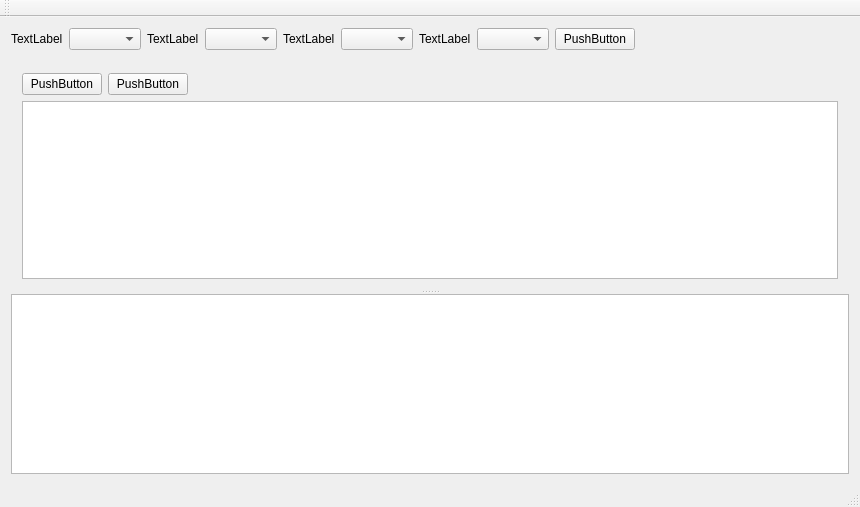
Qt form qt_dgt_graphic/mainwindow.ui (wkxboot/qt_dgt_graphic) before a commit.
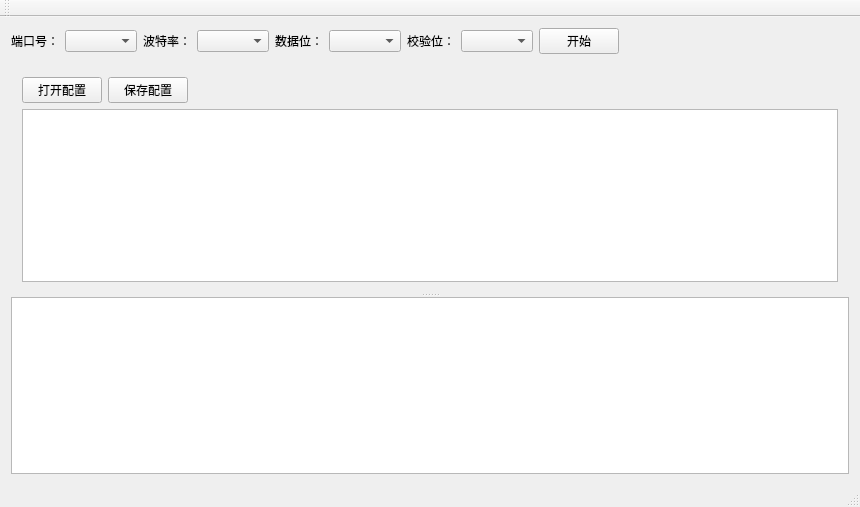
The same form after that commit. Custom widgets are drawn as their Qt base class.

Diff of the .ui file:
```diff
--- a/qt_dgt_graphic/mainwindow.ui
+++ b/qt_dgt_graphic/mainwindow.ui
@@ -20,7 +20,7 @@
       <item>
        <widget class="QLabel" name="label">
         <property name="text">
-         <string>TextLabel</string>
+         <string>端口号：</string>
         </property>
        </widget>
       </item>
@@ -30,7 +30,7 @@
       <item>
        <widget class="QLabel" name="label_2">
         <property name="text">
-         <string>TextLabel</string>
+         <string>波特率：</string>
         </property>
        </widget>
       </item>
@@ -40,7 +40,7 @@
       <item>
        <widget class="QLabel" name="label_3">
         <property name="text">
-         <string>TextLabel</string>
+         <string>数据位：</string>
         </property>
        </widget>
       </item>
@@ -50,7 +50,7 @@
       <item>
        <widget class="QLabel" name="label_4">
         <property name="text">
-         <string>TextLabel</string>
+         <string>校验位：</string>
         </property>
        </widget>
       </item>
@@ -66,7 +66,7 @@
          </sizepolicy>
         </property>
         <property name="text">
-         <string>PushButton</string>
+         <string>开始</string>
         </property>
        </widget>
       </item>
@@ -109,21 +109,21 @@
       <property name="orientation">
        <enum>Qt::Vertical</enum>
       </property>
-      <widget class="QWidget" name="">
-       <layout class="QVBoxLayout" name="verticalLayout">
+      <widget class="QWidget" name="layoutWidget">
+       <layout class="QVBoxLayout" name="configration_layout">
         <item>
          <layout class="QHBoxLayout" name="horizontalLayout_2">
           <item>
            <widget class="QPushButton" name="pushButton_4">
             <property name="text">
-             <string>PushButton</string>
+             <string>打开配置</string>
             </property>
            </widget>
           </item>
           <item>
            <widget class="QPushButton" name="pushButton_2">
             <property name="text">
-             <string>PushButton</string>
+             <string>保存配置</string>
             </property>
            </widget>
           </item>
@@ -177,6 +177,13 @@
   <widget class="QStatusBar" name="statusBar"/>
  </widget>
  <layoutdefault spacing="6" margin="11"/>
+ <customwidgets>
+  <customwidget>
+   <class>QtCharts::QChartView</class>
+   <extends>QGraphicsView</extends>
+   <header>qchartview.h</header>
+  </customwidget>
+ </customwidgets>
  <resources/>
  <connections/>
 </ui>
```
Left out of the diff: 24 changed lines with no effect on the pictures.
